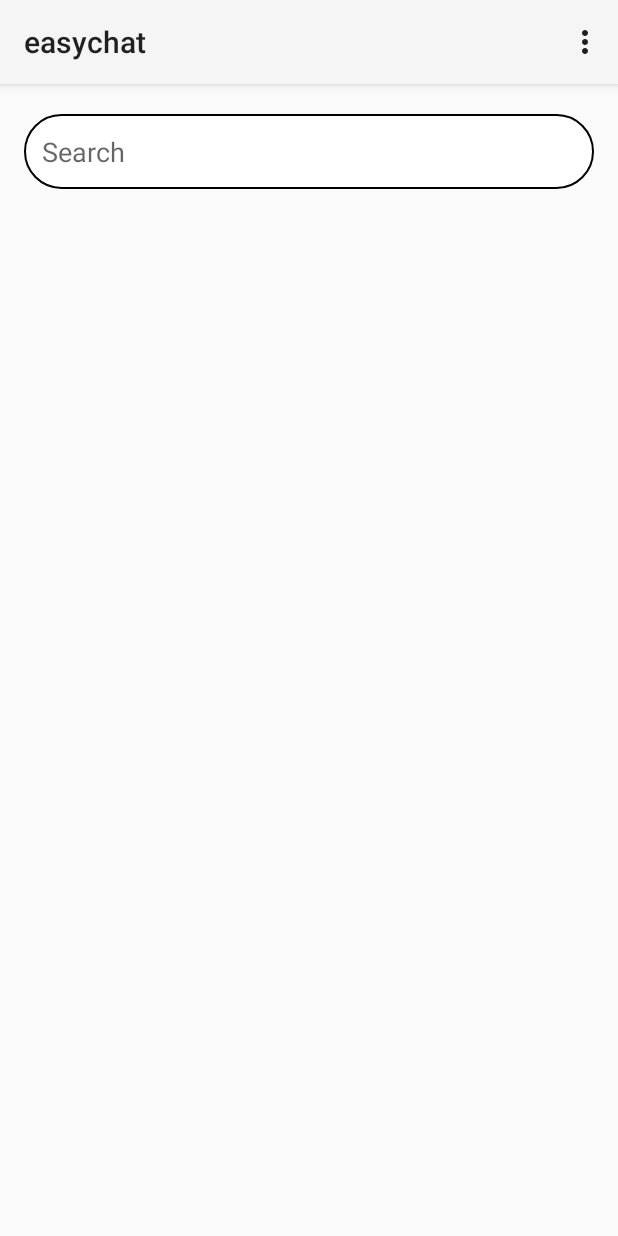
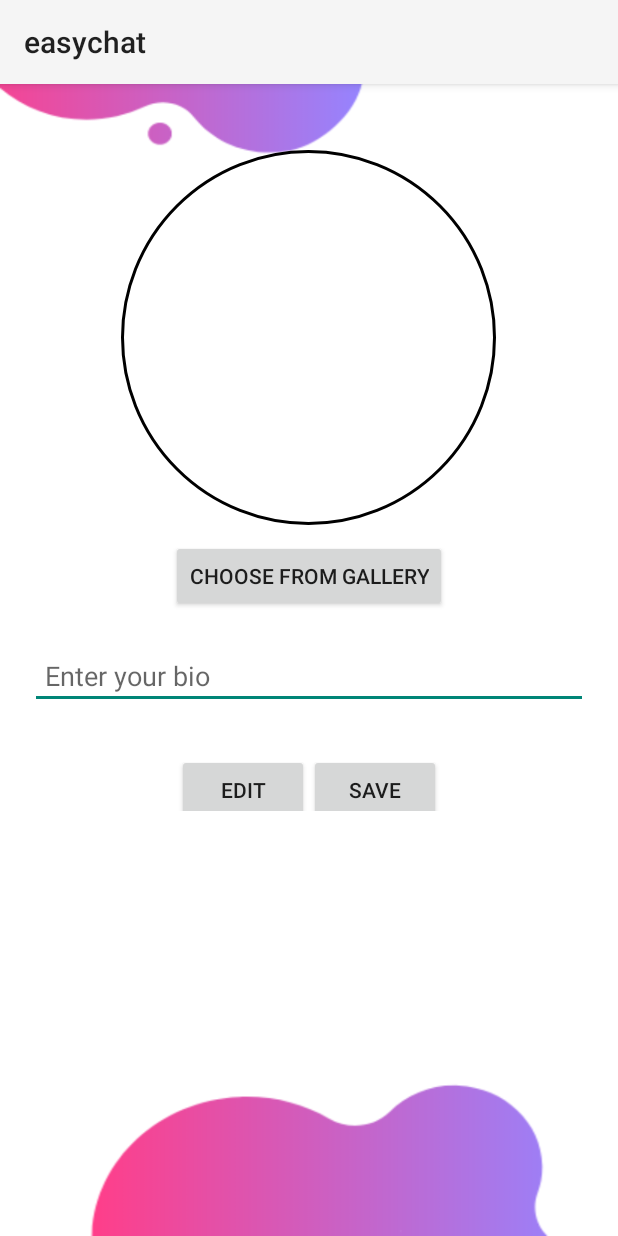
Before and after one commit to itsrahulg/EasyChat, an Android app: the screen it shows after launch once a user with an empty profile is signed in (MainActivity before the commit, Profile after it), in the options menu, after a tap on "Profile", on a phone screen of 412 x 824 dp. Run offline under Robolectric (Android 15) with nearby library versions, the phone set to English and light mode, and no system bars; our stand-ins replace Firebase (no records; nobody signed in at launch, a user with empty details on screens opened directly).

Commit message:
added profile page

```diff
--- a/app/src/main/AndroidManifest.xml
+++ b/app/src/main/AndroidManifest.xml
@@ -14,15 +14,20 @@
         android:supportsRtl="true"
         android:theme="@style/Theme.Easychat"
         tools:targetApi="31">
-
-
-        <!-- Set custom default icon. This is used when no icon is set for incoming notification messages.
-     See README(https://goo.gl/l4GJaQ) for more. -->
+        <activity
+            android:name=".Profile"
+            android:exported="false" />
+        <!--
+     Set custom default icon. This is used when no icon is set for incoming notification messages.
+     See README(https://goo.gl/l4GJaQ) for more.
+        -->
         <meta-data
             android:name="com.google.firebase.messaging.default_notification_icon"
             android:resource="@drawable/send" />
-        <!-- Set color used with incoming notification messages. This is used when no color is set for the incoming
-             notification message. See README(https://goo.gl/6BKBk7) for more. -->
+        <!--
+ Set color used with incoming notification messages. This is used when no color is set for the incoming
+             notification message. See README(https://goo.gl/6BKBk7) for more.
+        -->
         <meta-data
             android:name="com.google.firebase.messaging.default_notification_color"
             android:resource="@color/blue" />
@@ -30,8 +35,7 @@
         <activity
             android:name=".ChatActivity"
             android:exported="false"
-            android:windowSoftInputMode="adjustPan"/>
-
+            android:windowSoftInputMode="adjustPan" />
         <activity
             android:name=".IntroScreen"
             android:exported="true">
@@ -43,16 +47,13 @@
         </activity>
         <activity
             android:name=".Login"
-            android:exported="true">
-
-        </activity>
+            android:exported="true"></activity>
         <activity
             android:name=".Signup"
-            android:exported="false"/>
+            android:exported="false" />
         <activity
             android:name=".MainActivity"
-            android:exported="true">
-        </activity>
+            android:exported="true"></activity>
 
         <service
             android:name=".MyFirebaseMessagingService"
@@ -61,9 +62,6 @@
                 <action android:name="com.google.firebase.MESSAGING_EVENT" />
             </intent-filter>
         </service>
-
-
-
     </application>
 
 </manifest>
--- a/app/src/main/java/com/example/easychat/MainActivity.kt
+++ b/app/src/main/java/com/example/easychat/MainActivity.kt
@@ -14,7 +14,6 @@ import android.widget.EditText
 import androidx.activity.result.contract.ActivityResultContracts
 import androidx.appcompat.app.AppCompatActivity
 import androidx.core.app.ActivityCompat
-import androidx.core.content.ContextCompat
 import androidx.recyclerview.widget.LinearLayoutManager
 import androidx.recyclerview.widget.RecyclerView
 import com.google.common.reflect.TypeToken
@@ -161,7 +160,8 @@ class MainActivity : AppCompatActivity() {
     }
 
     override fun onOptionsItemSelected(item: MenuItem): Boolean {
-        if (item.itemId == R.id.logout) {
+        when (item.itemId) {
+            R.id.logout -> {
                 //logic for logout
                 mAuth.signOut()
                 val intent = Intent(this@MainActivity, Login::class.java)
@@ -169,8 +169,15 @@ class MainActivity : AppCompatActivity() {
                 startActivity(intent)
                 return true
             }
+            R.id.profile -> {
+                val intent = Intent(this@MainActivity, Profile::class.java)
+                startActivity(intent)
+                return true
+            }
+        }
         return super.onOptionsItemSelected(item)
     }
+
 
     private fun requestContactsPermission() {
         requestContactsPermissionLauncher.launch(Manifest.permission.READ_CONTACTS)
--- /dev/null
+++ b/app/src/main/java/com/example/easychat/Profile.kt
@@ -0,0 +1,16 @@
+package com.example.easychat
+
+import android.os.Bundle
+import androidx.activity.enableEdgeToEdge
+import androidx.appcompat.app.AppCompatActivity
+import androidx.core.view.ViewCompat
+import androidx.core.view.WindowInsetsCompat
+
+class Profile : AppCompatActivity() {
+    override fun onCreate(savedInstanceState: Bundle?) {
+        super.onCreate(savedInstanceState)
+        enableEdgeToEdge()
+        setContentView(R.layout.activity_profile)
+
+    }
+}
--- /dev/null
+++ b/app/src/main/res/drawable/default_profile_image.xml
@@ -0,0 +1,8 @@
+<?xml version="1.0" encoding="utf-8"?>
+<shape xmlns:android="http://schemas.android.com/apk/res/android"
+    android:shape="oval">
+    <solid android:color="@android:color/transparent" />
+    <stroke
+        android:width="2dp"
+        android:color="@android:color/black" />
+</shape>
--- /dev/null
+++ b/app/src/main/res/layout/activity_profile.xml
@@ -0,0 +1,75 @@
+<RelativeLayout xmlns:android="http://schemas.android.com/apk/res/android"
+    android:layout_width="match_parent"
+    android:layout_height="match_parent"
+    android:background="@drawable/login_background1">
+
+    <ImageView
+        android:id="@+id/profile_image"
+        android:layout_width="250dp"
+        android:layout_height="250dp"
+        android:layout_centerHorizontal="true"
+        android:layout_marginTop="100dp"
+        android:src="@drawable/default_profile_image"
+        android:contentDescription="TODO">
+
+    </ImageView>
+
+    <Button
+        android:id="@+id/change_photo_button"
+        android:layout_width="wrap_content"
+        android:layout_height="wrap_content"
+        android:layout_below="@id/profile_image"
+        android:layout_centerHorizontal="true"
+        android:layout_marginTop="10dp"
+        android:text="Choose from gallery">
+
+    </Button>
+
+
+    <EditText
+        android:id="@+id/bio_edit_text"
+        android:layout_width="match_parent"
+        android:layout_height="wrap_content"
+        android:layout_below="@id/change_photo_button"
+        android:layout_marginTop="20dp"
+        android:layout_marginLeft="20dp"
+        android:layout_marginRight="20dp"
+        android:hint="Enter your bio"
+        android:padding="10dp" >
+
+    </EditText>
+
+    <LinearLayout
+        android:layout_width="wrap_content"
+        android:layout_height="wrap_content"
+        android:orientation="horizontal"
+        android:layout_below="@id/bio_edit_text"
+        android:gravity="center"
+        android:layout_centerHorizontal="true">
+
+        <Button
+            android:id="@+id/edit_button"
+            android:layout_width="wrap_content"
+            android:layout_height="wrap_content"
+            android:layout_marginTop="20dp"
+            android:text="Edit"
+            android:paddingStart="20dp"
+            android:paddingEnd="20dp" >
+
+        </Button>
+
+        <Button
+            android:id="@+id/save_button"
+            android:layout_width="wrap_content"
+            android:layout_height="wrap_content"
+            android:layout_marginTop="20dp"
+            android:text="Save"
+            android:paddingStart="20dp"
+            android:paddingEnd="20dp" >
+
+        </Button>
+    </LinearLayout>
+
+
+
+</RelativeLayout>
```
Also changed, not shown: app/src/main/res/drawable/camera.png (added). Lines whose indentation alone changed are shown as unchanged.
